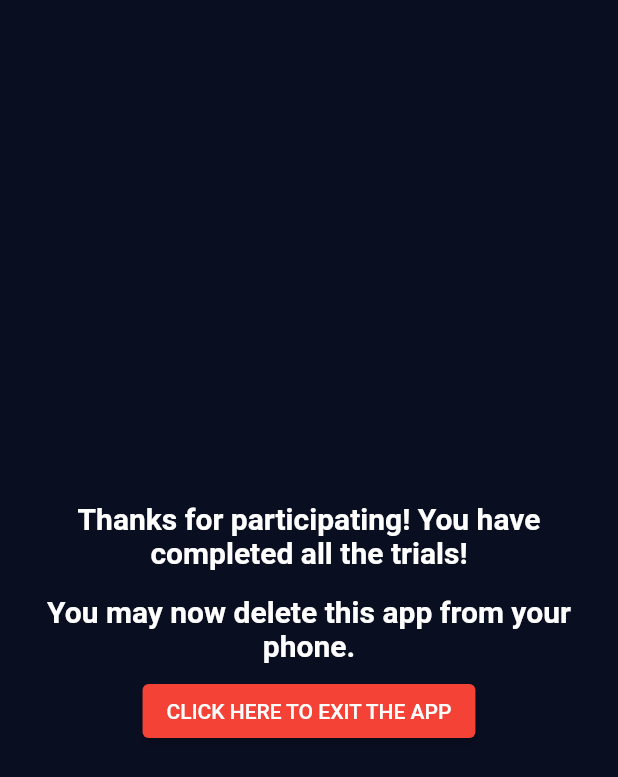
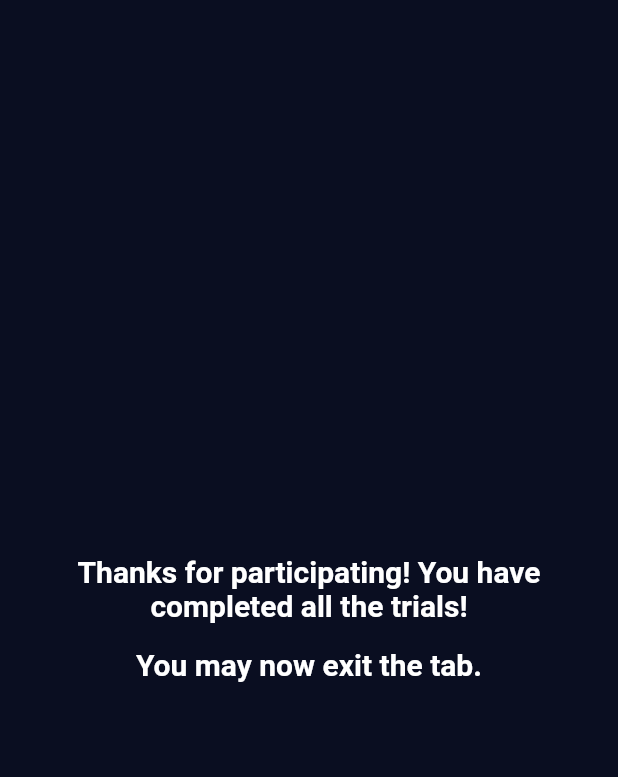
Before and after one commit to florencelarkin/ramp_task, a Flutter app: the CompletedPage screen opened directly, on a phone screen of 412 x 824 dp. Shown: the top 777 px of the screen. Run offline on Flutter 3.47's test engine with Material 2 defaults, Android fonts, the phone set to English and light mode, and no system bars; our stand-ins replace sensors.

Commit message:
removed exit app button

```diff
--- a/lib/completed_screen.dart
+++ b/lib/completed_screen.dart
@@ -31,7 +31,7 @@ class _CompletedPageState extends State<CompletedPage> {
             padding: const EdgeInsets.all(8.0),
             child: Center(
               child: Text(
-                'You may now delete this app from your phone.',
+                'You may now exit the tab.',
                 style: TextStyle(
                     fontSize: 20.0,
                     fontWeight: FontWeight.bold,
@@ -40,14 +40,14 @@ class _CompletedPageState extends State<CompletedPage> {
               ),
             ),
           ),
-          ElevatedButton(
+          /*ElevatedButton(
             style: ElevatedButton.styleFrom(
               primary: Colors.red, // background
               onPrimary: Colors.white, // foreground
             ),
             child: Text('CLICK HERE TO EXIT THE APP'),
             onPressed: () => SystemNavigator.pop(),
-          ),
+          ),*/
         ],
       ),
     );
```
Also changed, not shown: lib/car_engine.dart (+4 -3 lines).
